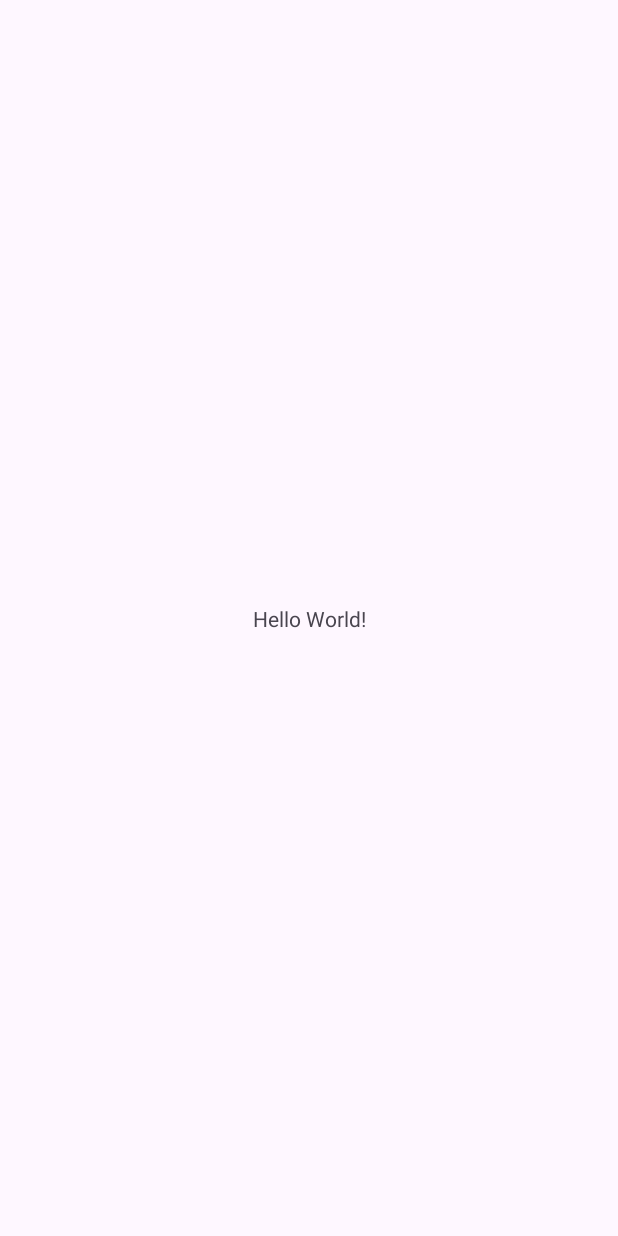
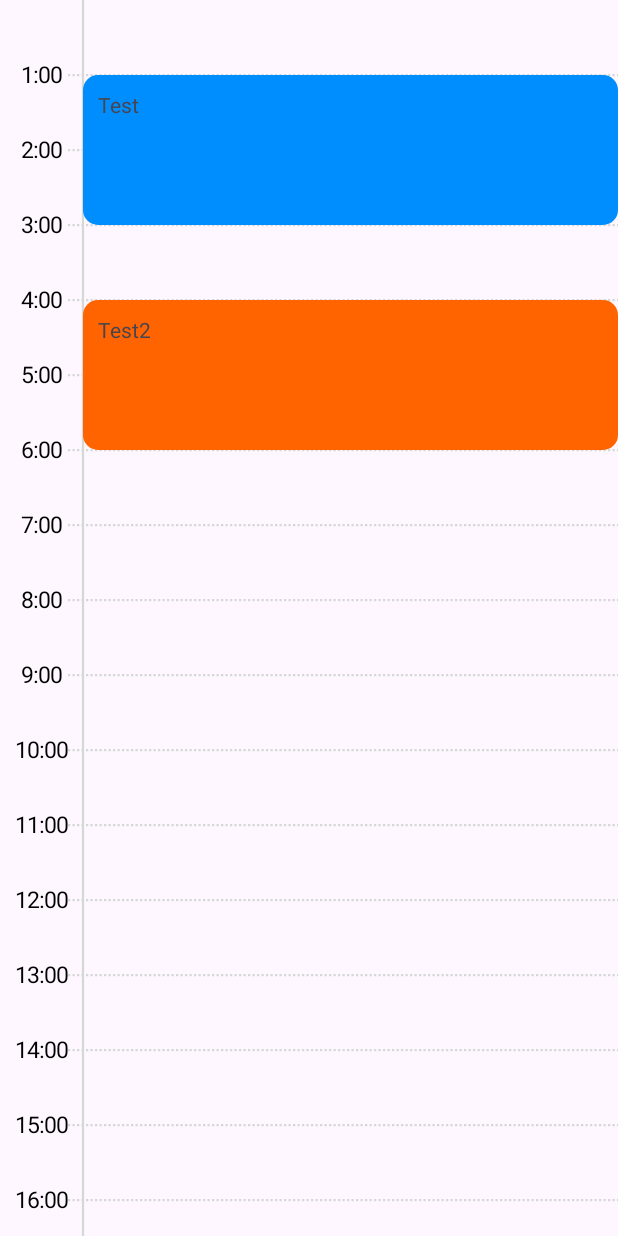
Before and after one commit to rzavodsky/Planner, an Android app: the screen it shows after launch (MainActivity), on a phone screen of 412 x 824 dp. Before the commit the screen is almost empty. Run offline under Robolectric (Android 15) with nearby library versions, the phone set to English and light mode, and no system bars.

Commit message:
Added EditableDayView to MainActivity

```diff
--- a/app/build.gradle
+++ b/app/build.gradle
@@ -38,6 +38,7 @@ dependencies {
     implementation 'androidx.appcompat:appcompat:1.6.1'
     implementation 'com.google.android.material:material:1.9.0'
     implementation 'androidx.constraintlayout:constraintlayout:2.1.4'
+    implementation 'androidx.gridlayout:gridlayout:1.0.0'
     testImplementation 'junit:junit:4.13.2'
     androidTestImplementation 'androidx.test.ext:junit:1.1.5'
     androidTestImplementation 'androidx.test.espresso:espresso-core:3.5.1'
--- a/app/src/main/java/rzavodsky/planner/MainActivity.kt
+++ b/app/src/main/java/rzavodsky/planner/MainActivity.kt
@@ -7,5 +7,11 @@ class MainActivity : AppCompatActivity() {
     override fun onCreate(savedInstanceState: Bundle?) {
         super.onCreate(savedInstanceState)
         setContentView(R.layout.activity_main)
+
+        val dayView = findViewById<EditableDayView>(R.id.day_view)
+        val adapter = PlanBlockAdapter()
+        adapter.data.add(PlanBlock(1, 2, "Test"))
+        adapter.data.add(PlanBlock(4, 2, "Test2"))
+        dayView.editableAdapter = adapter
     }
 }
--- a/app/src/main/res/layout/activity_main.xml
+++ b/app/src/main/res/layout/activity_main.xml
@@ -6,13 +6,25 @@
     android:layout_height="match_parent"
     tools:context=".MainActivity">
 
-    <TextView
-        android:layout_width="wrap_content"
-        android:layout_height="wrap_content"
-        android:text="Hello World!"
+    <ScrollView
+        android:layout_width="0dp"
+        android:layout_height="0dp"
+        android:fillViewport="true"
         app:layout_constraintBottom_toBottomOf="parent"
         app:layout_constraintEnd_toEndOf="parent"
         app:layout_constraintStart_toStartOf="parent"
-        app:layout_constraintTop_toTopOf="parent" />
+        app:layout_constraintTop_toTopOf="parent">
+
+        <rzavodsky.planner.EditableDayView
+            android:id="@+id/day_view"
+            android:layout_width="match_parent"
+            android:layout_height="wrap_content"
+            app:hour_color="?android:attr/colorForeground"
+            app:hour_height="50dp"
+            app:hour_padding="20dp"
+            app:hour_size="15dp"
+            app:separator_color="?attr/colorButtonNormal"
+            app:dragging_drawable="@drawable/plan_block_background" />
+    </ScrollView>
 
 </androidx.constraintlayout.widget.ConstraintLayout>
```
